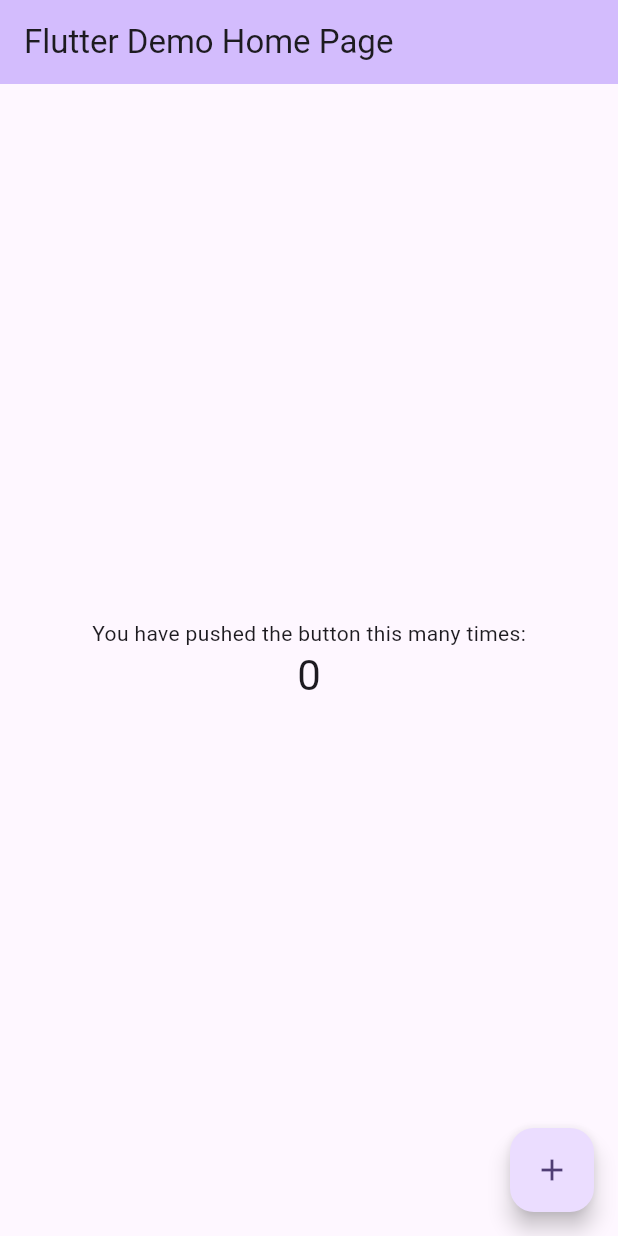
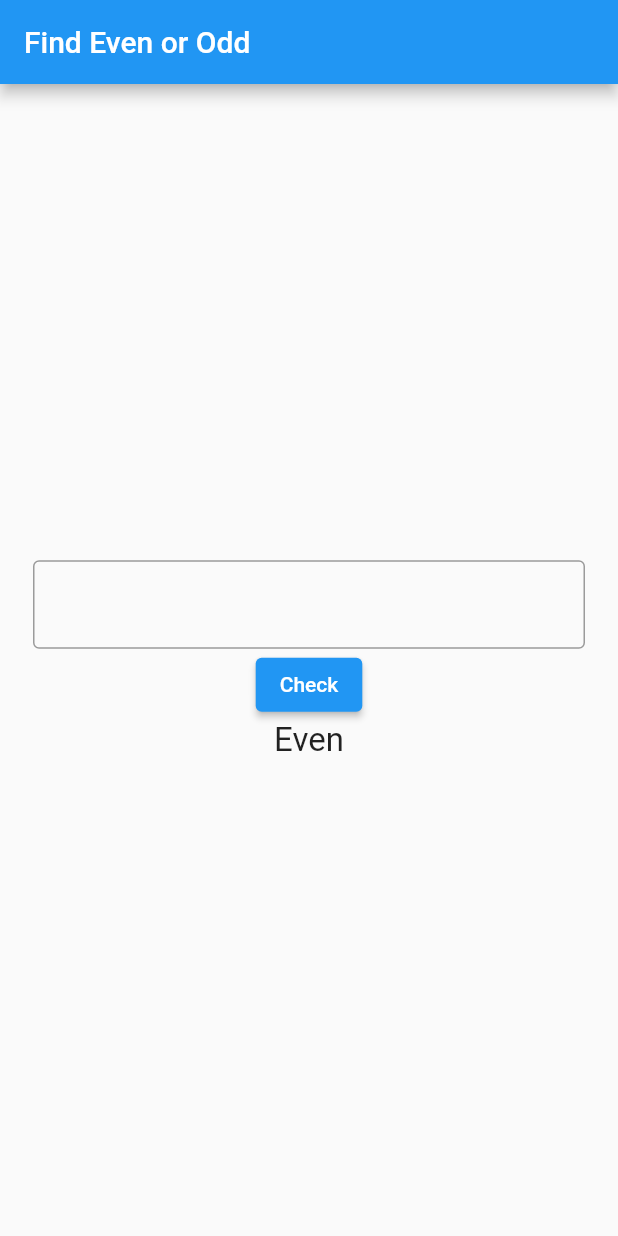
Before and after one commit to wenkey-everest/learning_flutter_app, a Flutter app: the screen it shows after launch, on a phone screen of 412 x 824 dp. Run offline on Flutter 3.47's test engine with Material 2 defaults, Android fonts, the phone set to English and light mode, and no system bars.

Commit message:
Add find even or odd

```diff
--- a/lib/main.dart
+++ b/lib/main.dart
@@ -1,125 +1,52 @@
 import 'package:flutter/material.dart';
 
 void main() {
-  runApp(const MyApp());
+  runApp(const FindEvenOrOdd());
 }
 
-class MyApp extends StatelessWidget {
-  const MyApp({super.key});
+class FindEvenOrOdd extends StatefulWidget {
+  const FindEvenOrOdd({super.key});
 
-  // This widget is the root of your application.
+  @override
+  State<FindEvenOrOdd> createState() => _FindEvenOrOddState();
+}
+
+class _FindEvenOrOddState extends State<FindEvenOrOdd> {
+  int _number = 0;
+
+  final textEditingController = TextEditingController();
+
   @override
   Widget build(BuildContext context) {
     return MaterialApp(
-      title: 'Flutter Demo',
-      theme: ThemeData(
-        // This is the theme of your application.
-        //
-        // TRY THIS: Try running your application with "flutter run". You'll see
-        // the application has a blue toolbar. Then, without quitting the app,
-        // try changing the seedColor in the colorScheme below to Colors.green
-        // and then invoke "hot reload" (save your changes or press the "hot
-        // reload" button in a Flutter-supported IDE, or press "r" if you used
-        // the command line to start the app).
-        //
-        // Notice that the counter didn't reset back to zero; the application
-        // state is not lost during the reload. To reset the state, use hot
-        // restart instead.
-        //
-        // This works for code too, not just values: Most code changes can be
-        // tested with just a hot reload.
-        colorScheme: ColorScheme.fromSeed(seedColor: Colors.deepPurple),
-        useMaterial3: true,
+      home: Scaffold(
+        appBar: AppBar(title: const Text("Find Even or Odd")),
+        body: Padding(
+          padding: const EdgeInsets.all(22.0),
+          child: Column(
+            mainAxisAlignment: MainAxisAlignment.center,
+            children: <Widget>[
+              TextField(
+                controller: textEditingController,
+                decoration: const InputDecoration(border: OutlineInputBorder()),
+              ),
+              ElevatedButton(
+                key: const Key("check-button"),
+                onPressed: () {
+                  setState(() {
+                    _number = int.parse(textEditingController.text);
+                  });
+                },
+                child: const Text("Check"),
+              ),
+              Text(
+                (_number % 2 == 0) ? "Even" : "Odd",
+                style: const TextStyle(fontSize: 22),
+              )
+            ],
+          ),
+        ),
       ),
-      home: const MyHomePage(title: 'Flutter Demo Home Page'),
     );
   }
 }
-
-class MyHomePage extends StatefulWidget {
-  const MyHomePage({super.key, required this.title});
-
-  // This widget is the home page of your application. It is stateful, meaning
-  // that it has a State object (defined below) that contains fields that affect
-  // how it looks.
-
-  // This class is the configuration for the state. It holds the values (in this
-  // case the title) provided by the parent (in this case the App widget) and
-  // used by the build method of the State. Fields in a Widget subclass are
-  // always marked "final".
-
-  final String title;
-
-  @override
-  State<MyHomePage> createState() => _MyHomePageState();
-}
-
-class _MyHomePageState extends State<MyHomePage> {
-  int _counter = 0;
-
-  void _incrementCounter() {
-    setState(() {
-      // This call to setState tells the Flutter framework that something has
-      // changed in this State, which causes it to rerun the build method below
-      // so that the display can reflect the updated values. If we changed
-      // _counter without calling setState(), then the build method would not be
-      // called again, and so nothing would appear to happen.
-      _counter++;
-    });
-  }
-
-  @override
-  Widget build(BuildContext context) {
-    // This method is rerun every time setState is called, for instance as done
-    // by the _incrementCounter method above.
-    //
-    // The Flutter framework has been optimized to make rerunning build methods
-    // fast, so that you can just rebuild anything that needs updating rather
-    // than having to individually change instances of widgets.
-    return Scaffold(
-      appBar: AppBar(
-        // TRY THIS: Try changing the color here to a specific color (to
-        // Colors.amber, perhaps?) and trigger a hot reload to see the AppBar
-        // change color while the other colors stay the same.
-        backgroundColor: Theme.of(context).colorScheme.inversePrimary,
-        // Here we take the value from the MyHomePage object that was created by
-        // the App.build method, and use it to set our appbar title.
-        title: Text(widget.title),
-      ),
-      body: Center(
-        // Center is a layout widget. It takes a single child and positions it
-        // in the middle of the parent.
-        child: Column(
-          // Column is also a layout widget. It takes a list of children and
-          // arranges them vertically. By default, it sizes itself to fit its
-          // children horizontally, and tries to be as tall as its parent.
-          //
-          // Column has various properties to control how it sizes itself and
-          // how it positions its children. Here we use mainAxisAlignment to
-          // center the children vertically; the main axis here is the vertical
-          // axis because Columns are vertical (the cross axis would be
-          // horizontal).
-          //
-          // TRY THIS: Invoke "debug painting" (choose the "Toggle Debug Paint"
-          // action in the IDE, or press "p" in the console), to see the
-          // wireframe for each widget.
-          mainAxisAlignment: MainAxisAlignment.center,
-          children: <Widget>[
-            const Text(
-              'You have pushed the button this many times:',
-            ),
-            Text(
-              '$_counter',
-              style: Theme.of(context).textTheme.headlineMedium,
-            ),
-          ],
-        ),
-      ),
-      floatingActionButton: FloatingActionButton(
-        onPressed: _incrementCounter,
-        tooltip: 'Increment',
-        child: const Icon(Icons.add),
-      ), // This trailing comma makes auto-formatting nicer for build methods.
-    );
-  }
-}
```
Also changed, not shown: 1 other file.
